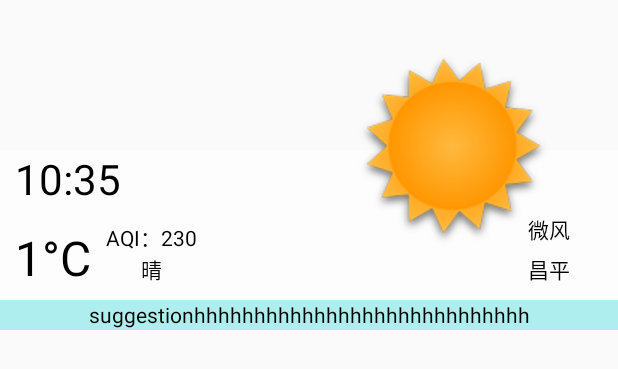
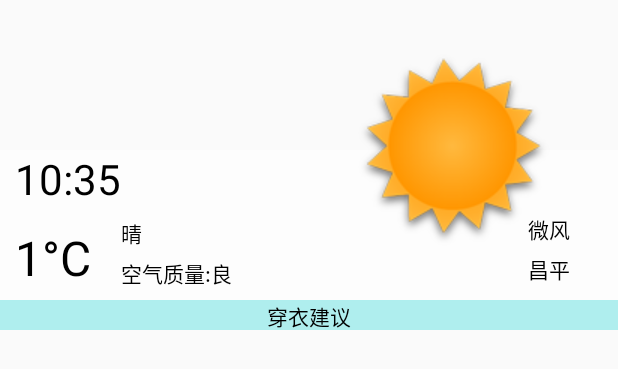
Before and after one commit to gaohailong/Weather, an Android app: the layout weather_widget.xml on its own in the app's theme, with its tools: preview values and no code run, on a phone screen of 412 x 824 dp. Shown: the top 369 px of the screen. Run offline under Robolectric (Android 15) with nearby library versions, the phone set to English and light mode, and no system bars.

Commit message:
widget优化—li

```diff
--- a/app/src/main/res/layout/weather_widget.xml
+++ b/app/src/main/res/layout/weather_widget.xml
@@ -50,27 +50,30 @@
                     android:textColor="@color/black"
                     android:gravity="center"
                     android:layout_alignParentStart="true" />
+
+
                 <LinearLayout
                     android:layout_width="wrap_content"
                     android:layout_height="match_parent"
                     android:orientation="vertical"
                     android:gravity="center"
-                    android:layout_marginLeft="10dp">
-                    <TextView
-                        android:id="@+id/widget_aqi"
-                        android:layout_width="wrap_content"
-                        android:layout_height="wrap_content"
-                        android:text="AQI：230"
-                        android:textColor="@color/black"
-
-                        />
+                    android:layout_marginLeft="20dp">
                     <TextView
                         android:id="@+id/widget_cond"
                         android:layout_width="wrap_content"
                         android:layout_height="wrap_content"
                         android:text="晴"
                         android:textColor="@color/black"
+                        android:layout_gravity="left"/>
+                    <TextView
+                        android:id="@+id/widget_aqi"
+                        android:layout_width="wrap_content"
+                        android:layout_height="wrap_content"
+                        android:text="空气质量:良"
+                        android:textColor="@color/black"
+                        android:layout_marginTop="5dp"
                         />
+
                 </LinearLayout>
             </LinearLayout>
 
@@ -115,7 +118,7 @@
 
     </RelativeLayout>
     <TextView
-        android:text="suggestionhhhhhhhhhhhhhhhhhhhhhhhhhhhh"
+        android:text="穿衣建议"
         android:layout_width="match_parent"
         android:layout_height="20dp"
         android:id="@+id/widget_suggestion"
```
Also changed, not shown: app/src/main/java/com/example/buiderdream/weathor/service/WeatherService.java (+10 -6 lines), app/src/main/res/layout/activity_main.xml (+0 -34 lines), app/src/main/res/drawable/widget_de.png (added), app/src/main/res/drawable/widget_devider.png (added).
